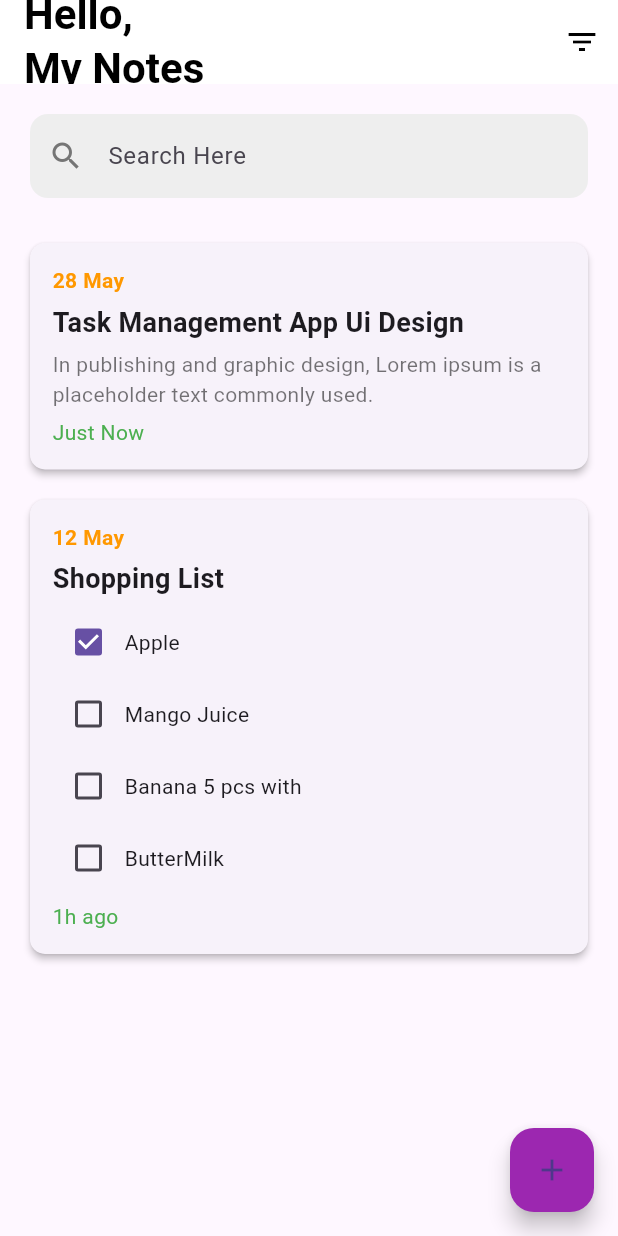
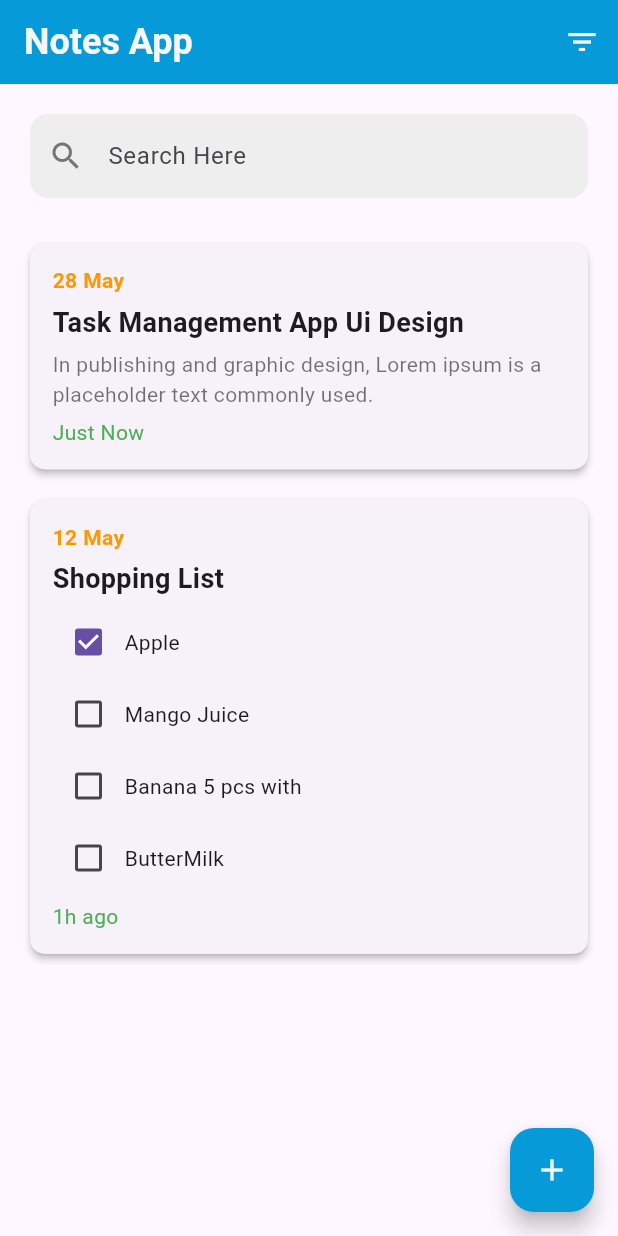
Before and after one commit to shandikadav/intermediate-mobile-amcc24, a Flutter app: the HomePage screen opened by its route, on a phone screen of 412 x 824 dp. Run offline on Flutter 3.47's test engine with Material 3 defaults, Android fonts, the phone set to English and light mode, and no system bars; our stand-ins replace go_router, google_fonts.

Commit message:
fix : homepage ui

```diff
--- a/lib/pages/home_page.dart
+++ b/lib/pages/home_page.dart
@@ -1,6 +1,7 @@
 import 'package:flutter/material.dart';
 import 'package:intermediate_mobile_amcc24/pages/add_note_page.dart';
 import 'package:intermediate_mobile_amcc24/pages/detai_note_page.dart';
+import 'package:intermediate_mobile_amcc24/shared/themes/theme.dart';
 
 class HomePage extends StatefulWidget {
   const HomePage({super.key});
@@ -14,7 +15,8 @@ class _HomePageState extends State<HomePage> {
     {
       'date': '28 May',
       'title': 'Task Management App Ui Design',
-      'content': 'In publishing and graphic design, Lorem ipsum is a placeholder text commonly used.',
+      'content':
+          'In publishing and graphic design, Lorem ipsum is a placeholder text commonly used.',
       'status': 'Just Now',
       'isTask': false,
     },
@@ -67,24 +69,28 @@ class _HomePageState extends State<HomePage> {
   Widget build(BuildContext context) {
     return Scaffold(
       appBar: AppBar(
-        backgroundColor: Colors.white,
+        backgroundColor: primaryColor,
         elevation: 0,
-        title: const Text(
-          'Hello,\nMy Notes',
+        title: Text(
+          'Notes App',
           style: TextStyle(
-            color: Colors.black,
-            fontSize: 28,
+            color: whiteColor,
+            fontSize: 24,
             fontWeight: FontWeight.bold,
           ),
         ),
         actions: [
           IconButton(
-            icon: const Icon(Icons.filter_list, color: Colors.black),
+            icon: Icon(
+              Icons.filter_list,
+              color: whiteColor,
+            ),
             onPressed: () {},
           ),
         ],
       ),
-      body: Padding(
+      body: SafeArea(
+        child: Padding(
           padding: const EdgeInsets.all(20.0),
           child: Column(
             children: [
@@ -136,10 +142,14 @@ class _HomePageState extends State<HomePage> {
                               const SizedBox(height: 5),
                               if (notes[index]['isTask'])
                                 ...notes[index]['content'].map<Widget>((task) {
-                                bool isCompleted = notes[index]['completedTasks'].contains(task);
+                                  bool isCompleted = notes[index]
+                                          ['completedTasks']
+                                      .contains(task);
                                   return Row(
                                     children: [
-                                    Checkbox(value: isCompleted, onChanged: (val) {}),
+                                      Checkbox(
+                                          value: isCompleted,
+                                          onChanged: (val) {}),
                                       Text(task),
                                     ],
                                   );
@@ -165,10 +175,14 @@ class _HomePageState extends State<HomePage> {
             ],
           ),
         ),
+      ),
       floatingActionButton: FloatingActionButton(
         onPressed: () => openAddNotePage(context),
-        backgroundColor: Colors.purple,
-        child: const Icon(Icons.add),
+        backgroundColor: primaryColor,
+        child: Icon(
+          Icons.add,
+          color: whiteColor,
+        ),
       ),
     );
   }
```
Lines whose indentation alone changed are shown as unchanged.
